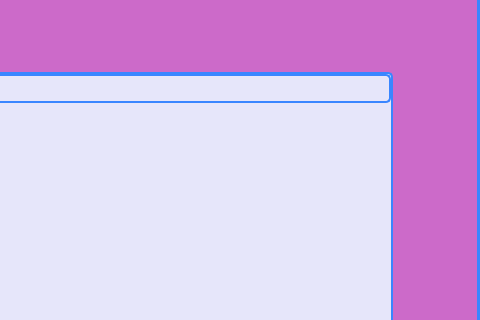
The window that student.ui (imgeunyeong/IOT-AI-project) describes before a commit, drawn with Qt 5; both pictures show x 440 to 920 and y 0 to 320 of the 920 by 704 pixel window.
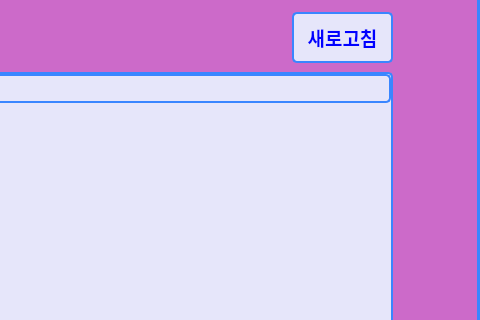
The same window after the commit. The open tabs and pages were chosen to show the change.

Commit message: Q & A 질문 입력하면 테이블 위젯에 보여주면서 학생DB에 저장하고 서버로 질문 전송, Q & A에 새로고침 버튼 추가, 학생DB에 qna 테이블 추가

```diff
--- a/student.ui
+++ b/student.ui
@@ -700,6 +700,30 @@
        </property>
       </column>
      </widget>
+     <widget class="QPushButton" name="reload_btn">
+      <property name="geometry">
+       <rect>
+        <x>740</x>
+        <y>20</y>
+        <width>101</width>
+        <height>51</height>
+       </rect>
+      </property>
+      <property name="font">
+       <font>
+        <pointsize>14</pointsize>
+        <weight>75</weight>
+        <bold>true</bold>
+       </font>
+      </property>
+      <property name="styleSheet">
+       <string notr="true">color:blue;
+background-color:lavender;</string>
+      </property>
+      <property name="text">
+       <string>새로고침</string>
+      </property>
+     </widget>
     </widget>
     <widget class="QWidget" name="page_5">
      <widget class="QLabel" name="label_7">
```
The commit also changes 2 other files.
